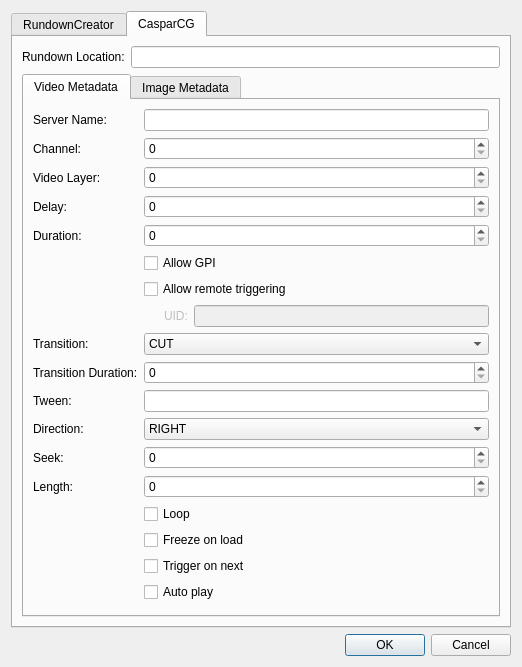
This is settingsdialog.ui in petersimonsson/rcexportcg as Qt 5 draws it before an edit. The edited form follows.
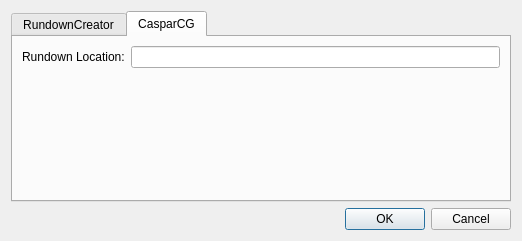
This is the edited form. The open tabs and pages were chosen to show the change.

Commit message: Remove metadata classes as they aren't used anymore

The edit to the form file:
```diff
--- a/settingsdialog.ui
+++ b/settingsdialog.ui
@@ -7,7 +7,7 @@
     <x>0</x>
     <y>0</y>
     <width>522</width>
-    <height>662</height>
+    <height>241</height>
    </rect>
   </property>
   <property name="windowTitle">
@@ -94,482 +94,18 @@
        <item row="0" column="1">
         <widget class="QLineEdit" name="ccgRundownLocationEdit"/>
        </item>
-       <item row="1" column="0" colspan="2">
-        <widget class="QTabWidget" name="tabWidget_2">
-         <property name="sizePolicy">
-          <sizepolicy hsizetype="Expanding" vsizetype="Expanding">
-           <horstretch>0</horstretch>
-           <verstretch>0</verstretch>
-          </sizepolicy>
+       <item row="1" column="1">
+        <spacer name="verticalSpacer_2">
+         <property name="orientation">
+          <enum>Qt::Vertical</enum>
          </property>
-         <property name="currentIndex">
-          <number>0</number>
+         <property name="sizeHint" stdset="0">
+          <size>
+           <width>20</width>
+           <height>40</height>
+          </size>
          </property>
-         <widget class="QWidget" name="videoTab">
-          <attribute name="title">
-           <string>Video Metadata</string>
-          </attribute>
-          <layout class="QGridLayout" name="gridLayout_4">
-           <item row="7" column="3">
-            <layout class="QHBoxLayout" name="horizontalLayout_2">
-             <item>
-              <spacer name="horizontalSpacer_4">
-               <property name="orientation">
-                <enum>Qt::Horizontal</enum>
-               </property>
-               <property name="sizeHint" stdset="0">
-                <size>
-                 <width>20</width>
-                 <height>20</height>
-                </size>
-               </property>
-              </spacer>
-             </item>
-             <item>
-              <widget class="QLabel" name="label_13">
-               <property name="enabled">
-                <bool>false</bool>
-               </property>
-               <property name="text">
-                <string>UID:</string>
-               </property>
-              </widget>
-             </item>
-             <item>
-              <widget class="QLineEdit" name="videoRemoteTriggerIdEdit">
-               <property name="enabled">
-                <bool>false</bool>
-               </property>
-               <property name="sizePolicy">
-                <sizepolicy hsizetype="Expanding" vsizetype="Fixed">
-                 <horstretch>10</horstretch>
-                 <verstretch>0</verstretch>
-                </sizepolicy>
-               </property>
-              </widget>
-             </item>
-            </layout>
-           </item>
-           <item row="0" column="3">
-            <widget class="QLineEdit" name="videoServerNameEdit"/>
-           </item>
-           <item row="2" column="0" colspan="3">
-            <widget class="QLabel" name="label_37">
-             <property name="text">
-              <string>Video Layer:</string>
-             </property>
-            </widget>
-           </item>
-           <item row="4" column="0" colspan="2">
-            <widget class="QLabel" name="label_39">
-             <property name="text">
-              <string>Duration:</string>
-             </property>
-            </widget>
-           </item>
-           <item row="3" column="0" colspan="2">
-            <widget class="QLabel" name="label_40">
-             <property name="text">
-              <string>Delay:</string>
-             </property>
-            </widget>
-           </item>
-           <item row="1" column="0" colspan="2">
-            <widget class="QLabel" name="label_36">
-             <property name="text">
-              <string>Channel:</string>
-             </property>
-            </widget>
-           </item>
-           <item row="0" column="0" colspan="3">
-            <widget class="QLabel" name="label_35">
-             <property name="text">
-              <string>Server Name:</string>
-             </property>
-            </widget>
-           </item>
-           <item row="8" column="3">
-            <widget class="QComboBox" name="videoTransitionCombo">
-             <item>
-              <property name="text">
-               <string>CUT</string>
-              </property>
-             </item>
-             <item>
-              <property name="text">
-               <string>MIX</string>
-              </property>
-             </item>
-             <item>
-              <property name="text">
-               <string>PUSH</string>
-              </property>
-             </item>
-             <item>
-              <property name="text">
-               <string>SLIDE</string>
-              </property>
-             </item>
-             <item>
-              <property name="text">
-               <string>WIPE</string>
-              </property>
-             </item>
-            </widget>
-           </item>
-           <item row="8" column="0" colspan="3">
-            <widget class="QLabel" name="label_43">
-             <property name="text">
-              <string>Transition:</string>
-             </property>
-            </widget>
-           </item>
-           <item row="12" column="0" colspan="2">
-            <widget class="QLabel" name="label_45">
-             <property name="text">
-              <string>Seek:</string>
-             </property>
-            </widget>
-           </item>
-           <item row="6" column="3">
-            <widget class="QCheckBox" name="videoAllowRemotetriggeringCheck">
-             <property name="text">
-              <string>Allow remote triggering</string>
-             </property>
-            </widget>
-           </item>
-           <item row="9" column="0" colspan="3">
-            <widget class="QLabel" name="label_42">
-             <property name="text">
-              <string>Transition Duration:</string>
-             </property>
-            </widget>
-           </item>
-           <item row="11" column="3">
-            <widget class="QComboBox" name="videoDirectionCombo">
-             <item>
-              <property name="text">
-               <string>RIGHT</string>
-              </property>
-             </item>
-             <item>
-              <property name="text">
-               <string>LEFT</string>
-              </property>
-             </item>
-            </widget>
-           </item>
-           <item row="13" column="0" colspan="2">
-            <widget class="QLabel" name="label_46">
-             <property name="text">
-              <string>Length:</string>
-             </property>
-            </widget>
-           </item>
-           <item row="10" column="0" colspan="2">
-            <widget class="QLabel" name="label_34">
-             <property name="text">
-              <string>Tween:</string>
-             </property>
-            </widget>
-           </item>
-           <item row="17" column="3">
-            <widget class="QCheckBox" name="videoTriggerOnNextCheck">
-             <property name="text">
-              <string>Trigger on next</string>
-             </property>
-            </widget>
-           </item>
-           <item row="11" column="0" colspan="2">
-            <widget class="QLabel" name="label_38">
-             <property name="text">
-              <string>Direction:</string>
-             </property>
-            </widget>
-           </item>
-           <item row="15" column="3">
-            <widget class="QCheckBox" name="videoFreezeOnLoadCheck">
-             <property name="text">
-              <string>Freeze on load</string>
-             </property>
-            </widget>
-           </item>
-           <item row="10" column="3">
-            <widget class="QLineEdit" name="videoTweenEdit"/>
-           </item>
-           <item row="14" column="3">
-            <widget class="QCheckBox" name="videoLoopCheck">
-             <property name="text">
-              <string>Loop</string>
-             </property>
-            </widget>
-           </item>
-           <item row="5" column="3">
-            <widget class="QCheckBox" name="videoAllowGpiCheck">
-             <property name="text">
-              <string>Allow GPI</string>
-             </property>
-            </widget>
-           </item>
-           <item row="19" column="3">
-            <spacer name="verticalSpacer_3">
-             <property name="orientation">
-              <enum>Qt::Vertical</enum>
-             </property>
-             <property name="sizeHint" stdset="0">
-              <size>
-               <width>20</width>
-               <height>40</height>
-              </size>
-             </property>
-            </spacer>
-           </item>
-           <item row="2" column="3">
-            <widget class="QSpinBox" name="videoVideoLayerSpin"/>
-           </item>
-           <item row="3" column="3">
-            <widget class="QSpinBox" name="videoDelaySpin"/>
-           </item>
-           <item row="1" column="3">
-            <widget class="QSpinBox" name="videoChannelSpin"/>
-           </item>
-           <item row="4" column="3">
-            <widget class="QSpinBox" name="videoDurationSpin"/>
-           </item>
-           <item row="18" column="3">
-            <widget class="QCheckBox" name="videoAutoPlayCheck">
-             <property name="text">
-              <string>Auto play</string>
-             </property>
-            </widget>
-           </item>
-           <item row="9" column="3">
-            <widget class="QSpinBox" name="videoTransitionDurationSpin"/>
-           </item>
-           <item row="12" column="3">
-            <widget class="QSpinBox" name="videoSeekSpin"/>
-           </item>
-           <item row="13" column="3">
-            <widget class="QSpinBox" name="videoLengthSpin"/>
-           </item>
-          </layout>
-         </widget>
-         <widget class="QWidget" name="imageTab">
-          <attribute name="title">
-           <string>Image Metadata</string>
-          </attribute>
-          <layout class="QGridLayout" name="gridLayout_3">
-           <item row="7" column="3">
-            <layout class="QHBoxLayout" name="horizontalLayout">
-             <item>
-              <spacer name="horizontalSpacer">
-               <property name="orientation">
-                <enum>Qt::Horizontal</enum>
-               </property>
-               <property name="sizeHint" stdset="0">
-                <size>
-                 <width>20</width>
-                 <height>20</height>
-                </size>
-               </property>
-              </spacer>
-             </item>
-             <item>
-              <widget class="QLabel" name="label_12">
-               <property name="enabled">
-                <bool>false</bool>
-               </property>
-               <property name="text">
-                <string>UID:</string>
-               </property>
-              </widget>
-             </item>
-             <item>
-              <widget class="QLineEdit" name="imageRemoteTriggerIdEdit">
-               <property name="enabled">
-                <bool>false</bool>
-               </property>
-               <property name="sizePolicy">
-                <sizepolicy hsizetype="Expanding" vsizetype="Fixed">
-                 <horstretch>10</horstretch>
-                 <verstretch>0</verstretch>
-                </sizepolicy>
-               </property>
-              </widget>
-             </item>
-            </layout>
-           </item>
-           <item row="2" column="3">
-            <widget class="QSpinBox" name="imageVideoLayerSpin"/>
-           </item>
-           <item row="0" column="0" colspan="3">
-            <widget class="QLabel" name="label_10">
-             <property name="text">
-              <string>Server Name:</string>
-             </property>
-            </widget>
-           </item>
-           <item row="2" column="0" colspan="3">
-            <widget class="QLabel" name="label_22">
-             <property name="text">
-              <string>Video Layer:</string>
-             </property>
-            </widget>
-           </item>
-           <item row="5" column="3">
-            <widget class="QCheckBox" name="imageAllowGpiCheck">
-             <property name="text">
-              <string>Allow GPI</string>
-             </property>
-            </widget>
-           </item>
-           <item row="6" column="3">
-            <widget class="QCheckBox" name="imageAllowRemotetriggeringCheck">
-             <property name="text">
-              <string>Allow remote triggering</string>
-             </property>
-            </widget>
-           </item>
-           <item row="4" column="0" colspan="2">
-            <widget class="QLabel" name="label_24">
-             <property name="text">
-              <string>Duration:</string>
-             </property>
-            </widget>
-           </item>
-           <item row="8" column="0" colspan="3">
-            <widget class="QLabel" name="label_29">
-             <property name="text">
-              <string>Transition:</string>
-             </property>
-            </widget>
-           </item>
-           <item row="0" column="3">
-            <widget class="QLineEdit" name="imageServerNameEdit"/>
-           </item>
-           <item row="9" column="0" colspan="3">
-            <widget class="QLabel" name="label_28">
-             <property name="text">
-              <string>Transition Duration:</string>
-             </property>
-            </widget>
-           </item>
-           <item row="10" column="0" colspan="2">
-            <widget class="QLabel" name="label_21">
-             <property name="text">
-              <string>Tween:</string>
-             </property>
-            </widget>
-           </item>
-           <item row="1" column="0" colspan="2">
-            <widget class="QLabel" name="label_11">
-             <property name="text">
-              <string>Channel:</string>
-             </property>
-            </widget>
-           </item>
-           <item row="10" column="3">
-            <widget class="QLineEdit" name="imageTweenEdit"/>
-           </item>
-           <item row="3" column="0" colspan="2">
-            <widget class="QLabel" name="label_26">
-             <property name="text">
-              <string>Delay:</string>
-             </property>
-            </widget>
-           </item>
-           <item row="8" column="3">
-            <widget class="QComboBox" name="imageTransitionCombo">
-             <item>
-              <property name="text">
-               <string>CUT</string>
-              </property>
-             </item>
-             <item>
-              <property name="text">
-               <string>MIX</string>
-              </property>
-             </item>
-             <item>
-              <property name="text">
-               <string>PUSH</string>
-              </property>
-             </item>
-             <item>
-              <property name="text">
-               <string>SLIDE</string>
-              </property>
-             </item>
-             <item>
-              <property name="text">
-               <string>WIPE</string>
-              </property>
-             </item>
-            </widget>
-           </item>
-           <item row="13" column="3">
-            <widget class="QCheckBox" name="imageTriggerOnNextCheck">
-             <property name="text">
-              <string>Trigger on next</string>
-             </property>
-            </widget>
-           </item>
-           <item row="11" column="0" colspan="2">
-            <widget class="QLabel" name="label_23">
-             <property name="text">
-              <string>Direction:</string>
-             </property>
-            </widget>
-           </item>
-           <item row="11" column="3">
-            <widget class="QComboBox" name="imageDirectionCombo">
-             <item>
-              <property name="text">
-               <string>RIGHT</string>
-              </property>
-             </item>
-             <item>
-              <property name="text">
-               <string>LEFT</string>
-              </property>
-             </item>
-            </widget>
-           </item>
-           <item row="12" column="3">
-            <widget class="QCheckBox" name="imageUseAutoCheck">
-             <property name="text">
-              <string>Use auto</string>
-             </property>
-            </widget>
-           </item>
-           <item row="14" column="3">
-            <spacer name="verticalSpacer_2">
-             <property name="orientation">
-              <enum>Qt::Vertical</enum>
-             </property>
-             <property name="sizeHint" stdset="0">
-              <size>
-               <width>20</width>
-               <height>40</height>
-              </size>
-             </property>
-            </spacer>
-           </item>
-           <item row="1" column="3">
-            <widget class="QSpinBox" name="imageChannelSpin"/>
-           </item>
-           <item row="3" column="3">
-            <widget class="QSpinBox" name="imageDelaySpin"/>
-           </item>
-           <item row="4" column="3">
-            <widget class="QSpinBox" name="imageDurationSpin"/>
-           </item>
-           <item row="9" column="3">
-            <widget class="QSpinBox" name="imageTransitionDurationSpin"/>
-           </item>
-          </layout>
-         </widget>
-        </widget>
+        </spacer>
        </item>
       </layout>
      </widget>
```
Left out of the diff: 65 changed lines with no effect on the pictures. The commit also changes 15 other files.
